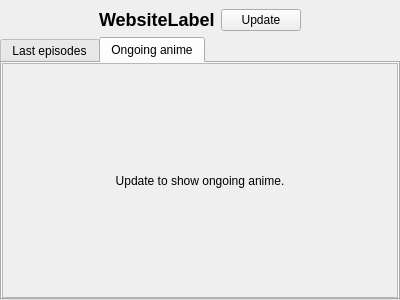
Above: OtakuManager/widgets/WebsiteWidget.ui from GhostWriterTNCS/OtakuManager before the change. Below: the same form after it.
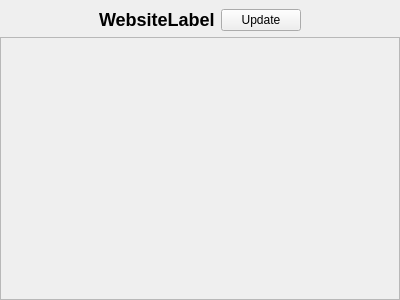
That is the form after the change. The open tabs and pages were chosen to show the change.

Commit message: Removed series tab.

```diff
--- a/OtakuManager/widgets/WebsiteWidget.ui
+++ b/OtakuManager/widgets/WebsiteWidget.ui
@@ -91,31 +91,6 @@
     </widget>
    </item>
    <item>
-    <widget class="QTabWidget" name="tabWidget">
-     <property name="currentIndex">
-      <number>0</number>
-     </property>
-     <widget class="QWidget" name="lastEpisodesTab">
-      <property name="styleSheet">
-       <string notr="true"/>
-      </property>
-      <attribute name="title">
-       <string>Last episodes</string>
-      </attribute>
-      <layout class="QVBoxLayout" name="_2">
-       <property name="leftMargin">
-        <number>0</number>
-       </property>
-       <property name="topMargin">
-        <number>0</number>
-       </property>
-       <property name="rightMargin">
-        <number>0</number>
-       </property>
-       <property name="bottomMargin">
-        <number>0</number>
-       </property>
-       <item>
         <widget class="QScrollArea" name="episodesScrollArea">
          <property name="sizePolicy">
           <sizepolicy hsizetype="Expanding" vsizetype="MinimumExpanding">
@@ -131,72 +106,14 @@
            <rect>
             <x>0</x>
             <y>0</y>
-            <width>392</width>
-            <height>234</height>
+        <width>398</width>
+        <height>260</height>
            </rect>
           </property>
           <property name="styleSheet">
            <string notr="true"/>
           </property>
           <layout class="QGridLayout" name="lastEpisodesGrid"/>
-         </widget>
-        </widget>
-       </item>
-      </layout>
-     </widget>
-     <widget class="QWidget" name="ongoingAnimeTab">
-      <attribute name="title">
-       <string>Ongoing anime</string>
-      </attribute>
-      <layout class="QVBoxLayout" name="_3">
-       <property name="leftMargin">
-        <number>0</number>
-       </property>
-       <property name="topMargin">
-        <number>0</number>
-       </property>
-       <property name="rightMargin">
-        <number>0</number>
-       </property>
-       <property name="bottomMargin">
-        <number>0</number>
-       </property>
-       <item>
-        <widget class="QScrollArea" name="seriesScrollArea">
-         <property name="sizePolicy">
-          <sizepolicy hsizetype="Expanding" vsizetype="MinimumExpanding">
-           <horstretch>0</horstretch>
-           <verstretch>0</verstretch>
-          </sizepolicy>
-         </property>
-         <property name="widgetResizable">
-          <bool>true</bool>
-         </property>
-         <widget class="QWidget" name="seriesScrollAreaContent">
-          <property name="geometry">
-           <rect>
-            <x>0</x>
-            <y>0</y>
-            <width>392</width>
-            <height>234</height>
-           </rect>
-          </property>
-          <layout class="QGridLayout" name="ongoingAnimeGrid">
-           <item row="0" column="0">
-            <widget class="QLabel" name="seriesLabel">
-             <property name="text">
-              <string>Update to show ongoing anime.</string>
-             </property>
-             <property name="alignment">
-              <set>Qt::AlignCenter</set>
-             </property>
-            </widget>
-           </item>
-          </layout>
-         </widget>
-        </widget>
-       </item>
-      </layout>
      </widget>
     </widget>
    </item>
```
Lines whose indentation alone changed are shown as unchanged. The commit also changes 19 other files.
